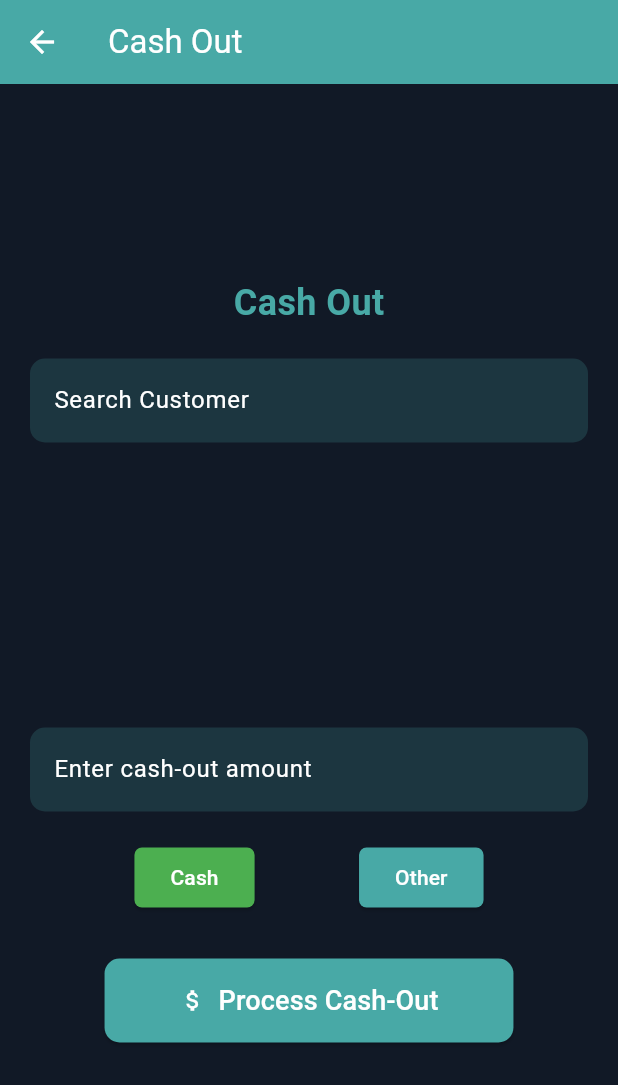
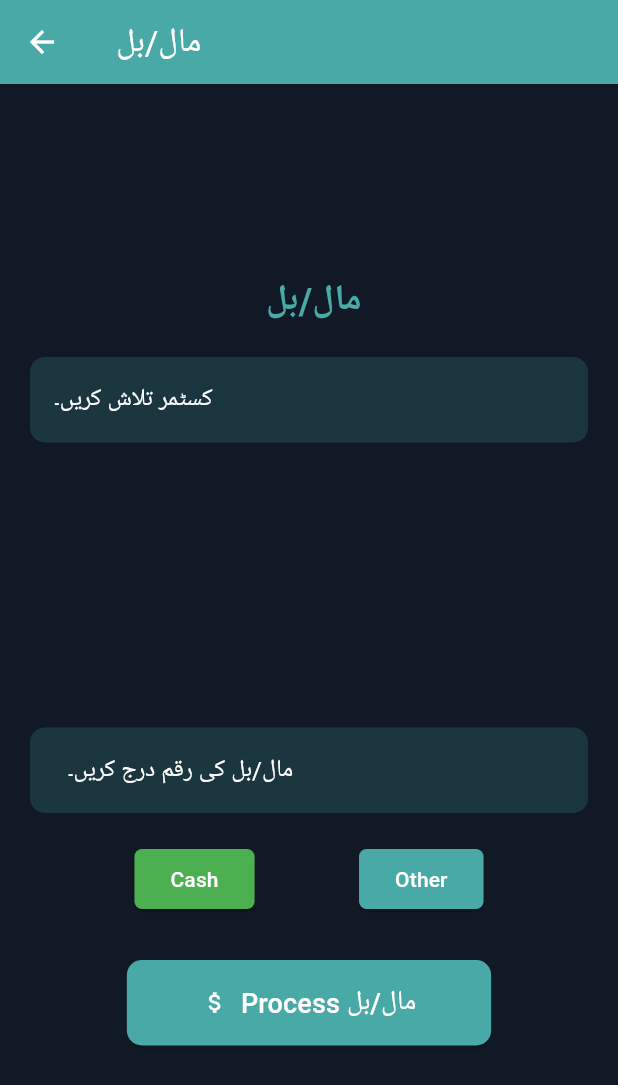
Before and after one commit to devbilal6t7/Customer_Manager, a Flutter app: the CashOutScreen screen opened directly, on a phone screen of 412 x 824 dp. Shown: the top 1085 px of the screen. Run offline on Flutter 3.47's test engine with Material 3 defaults, Android fonts, the phone set to English and light mode, and no system bars; our stand-ins replace file_picker, hive, hive_flutter, pdf, printing; accounts and stored records are empty.

Commit message:
All Changes Done

```diff
--- a/lib/screens/cashout.dart
+++ b/lib/screens/cashout.dart
@@ -10,7 +10,8 @@ class CashOutScreen extends StatefulWidget {
 }
 
 class _CashOutScreenState extends State<CashOutScreen> {
-  final TextEditingController customerSearchController = TextEditingController();
+  final TextEditingController customerSearchController =
+      TextEditingController();
   final TextEditingController amountController = TextEditingController();
 
   List<Map> customers = [];
@@ -130,6 +131,19 @@ class _CashOutScreenState extends State<CashOutScreen> {
       return;
     }
 
+    // Check if the last digit is zero
+    if (amount % 10 != 0) {
+      ScaffoldMessenger.of(context).showSnackBar(
+        const SnackBar(
+          content: Text(
+            "براہ کرم رقم چیک کریں۔ آخری ہندسہ صفر ہونا ضروری ہے۔",
+            style: TextStyle(fontSize: 16),
+          ),
+        ),
+      );
+      return;
+    }
+
     final historyBox = Hive.box<Map>('cashHistory');
     await historyBox.add({
       'name': selectedCustomer,
@@ -156,7 +170,7 @@ class _CashOutScreenState extends State<CashOutScreen> {
     return Scaffold(
       backgroundColor: AppColors.mainColor,
       appBar: AppBar(
-        title: const Text("Cash Out"),
+        title: const Text(" مال/بل"),
         backgroundColor: AppColors.secondaryColor,
         foregroundColor: Colors.white,
       ),
@@ -167,7 +181,7 @@ class _CashOutScreenState extends State<CashOutScreen> {
             mainAxisAlignment: MainAxisAlignment.center,
             children: [
               Text(
-                "Cash Out",
+                " مال/بل",
                 style: TextStyle(
                   color: AppColors.secondaryColor,
                   fontSize: 24,
@@ -180,7 +194,7 @@ class _CashOutScreenState extends State<CashOutScreen> {
                 onChanged: _filterCustomers,
                 cursorColor: Colors.white,
                 decoration: InputDecoration(
-                  hintText: "Search Customer",
+                  hintText: "کسٹمر تلاش کریں۔",
                   hintStyle: const TextStyle(color: Colors.white),
                   filled: true,
                   fillColor: AppColors.secondaryColor.withOpacity(0.2),
@@ -193,21 +207,30 @@ class _CashOutScreenState extends State<CashOutScreen> {
               ),
               const SizedBox(height: 10),
               selectedCustomer != null
-                  ? Column(
+                  ? Padding(
+                      padding: const EdgeInsets.all(8.0),
+                      child: Row(
+                        mainAxisAlignment: MainAxisAlignment.spaceBetween,
                         children: [
                           Text(
                             "Selected: $selectedCustomer",
-                    style: const TextStyle(color: Colors.white),
+                            style: const TextStyle(
+                                color: Colors.white,
+                                fontSize: 18,
+                                fontWeight: FontWeight.bold,
+                            ),
                           ),
                           const SizedBox(height: 5),
                           Text(
-                    "Balance: $balance",
+                            " بقایا : $balance",
                             style: TextStyle(
                                 color: balance >= 0 ? Colors.green : Colors.red,
-                      fontSize: 16,
+                                fontSize: 18,
+                                fontWeight: FontWeight.bold
                             ),
                           ),
                         ],
+                      ),
                     )
                   : const SizedBox(),
               const SizedBox(height: 10),
@@ -248,7 +271,7 @@ class _CashOutScreenState extends State<CashOutScreen> {
                 keyboardType: TextInputType.number,
                 cursorColor: Colors.white,
                 decoration: InputDecoration(
-                  hintText: "Enter cash-out amount",
+                  hintText: "  مال/بل کی رقم درج کریں۔ ",
                   hintStyle: const TextStyle(color: Colors.white),
                   filled: true,
                   fillColor: AppColors.secondaryColor.withOpacity(0.2),
@@ -291,9 +314,8 @@ class _CashOutScreenState extends State<CashOutScreen> {
                           ? Colors.green
                           : AppColors.secondaryColor,
                     ),
-                    child:  Text(selectedSubtype != "Cash"
-                        ? selectedSubtype
-                        : "Other"),
+                    child: Text(
+                        selectedSubtype != "Cash" ? selectedSubtype : "Other"),
                   ),
                 ],
               ),
@@ -301,7 +323,7 @@ class _CashOutScreenState extends State<CashOutScreen> {
               ElevatedButton.icon(
                 icon: const Icon(Icons.attach_money, color: Colors.white),
                 label: const Text(
-                  "Process Cash-Out",
+                  "Process مال/بل",
                   style: TextStyle(color: Colors.white, fontSize: 18),
                 ),
                 onPressed: _processCashOut,
```
Also changed, not shown: lib/screens/cashIn.dart (+73 -17 lines), lib/screens/history.dart (+25 -8 lines), lib/screens/home_screen.dart (+43 -42 lines). Lines whose indentation alone changed are shown as unchanged.
